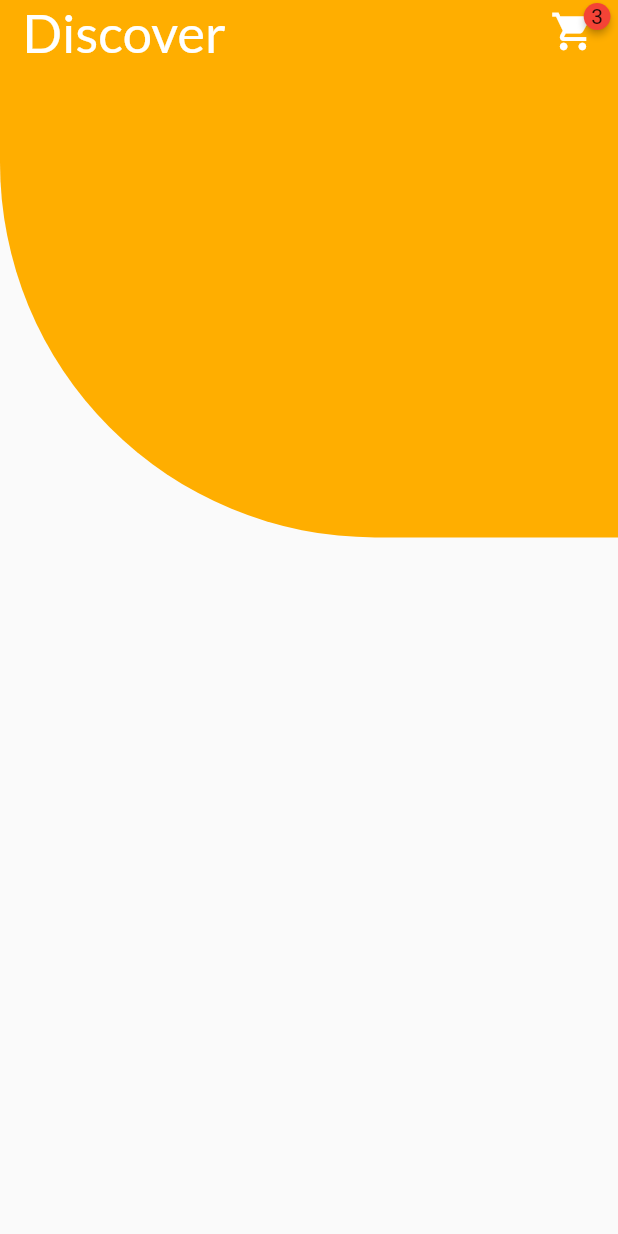
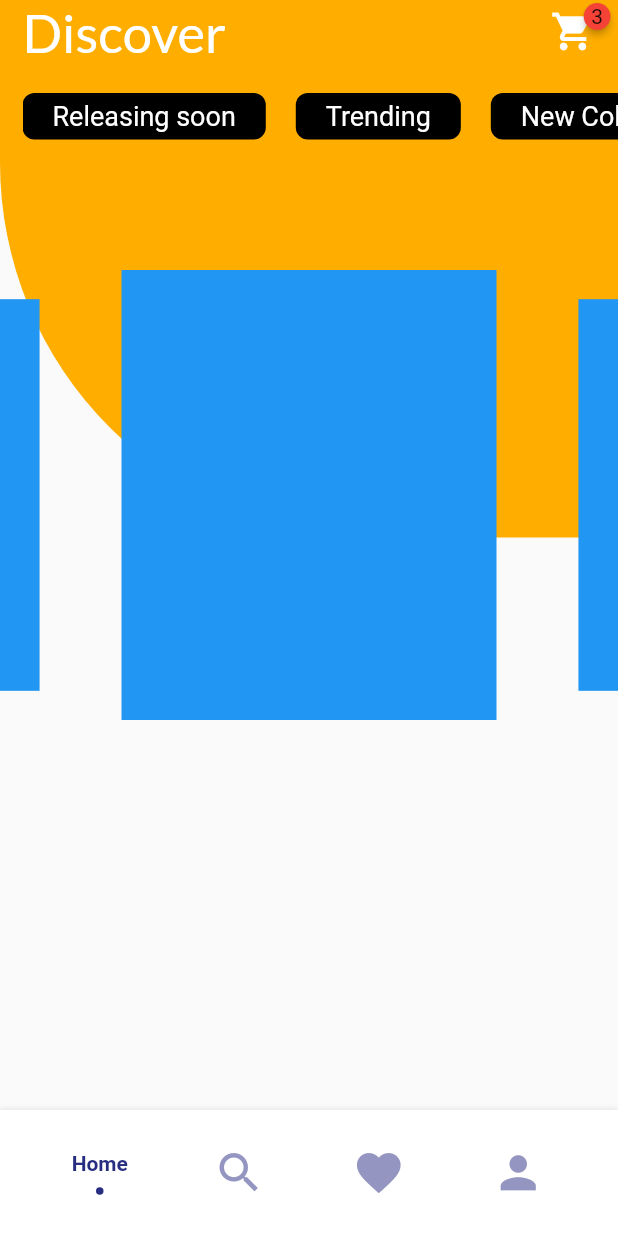
Before and after one commit to luonverak/Demo2-Flutter-6-7-, a Flutter app: the screen it shows after launch, on a phone screen of 412 x 824 dp. Run offline on Flutter 3.47's test engine with Material 2 defaults, Android fonts, the phone set to English and light mode, and no system bars; drawn by our look-alikes of badges, carousel_slider, flashy_tab_bar2.

Commit message:
code commit

```diff
--- a/lib/main.dart
+++ b/lib/main.dart
@@ -1,6 +1,6 @@
 import 'package:flutter/material.dart';
 
-import 'view/home_screen.dart';
+import 'view/home_page.dart';
 
 void main() {
   runApp(const MyApp());
@@ -13,7 +13,7 @@ class MyApp extends StatelessWidget {
   Widget build(BuildContext context) {
     return const MaterialApp(
       debugShowCheckedModeBanner: false,
-      home: HomeScreen(),
+      home: HomePage(),
     );
   }
 }
--- /dev/null
+++ b/lib/model/category_model.dart
@@ -0,0 +1,12 @@
+class CategoryModel {
+  final int id;
+  final String name;
+
+  CategoryModel({required this.id, required this.name});
+}
+
+final List<CategoryModel> listCategory = [
+  CategoryModel(id: 1, name: 'Releasing soon'),
+  CategoryModel(id: 2, name: 'Trending'),
+  CategoryModel(id: 3, name: 'New Collection'),
+];
--- /dev/null
+++ b/lib/view/home_page.dart
@@ -0,0 +1,62 @@
+import 'package:demo3/view/page_favorite.dart';
+import 'package:demo3/view/page_profile.dart';
+import 'package:demo3/view/page_search.dart';
+import 'package:flashy_tab_bar2/flashy_tab_bar2.dart';
+import 'package:flutter/material.dart';
+
+import 'home_screen.dart';
+
+class HomePage extends StatefulWidget {
+  const HomePage({super.key});
+
+  @override
+  State<HomePage> createState() => _HomePageState();
+}
+
+class _HomePageState extends State<HomePage> {
+  int _selectedIndex = 0;
+
+  final List tabItems = const [
+    HomeScreen(),
+    SearchPage(),
+    FavoritePage(),
+    ProfilePage()
+  ];
+  @override
+  Widget build(BuildContext context) {
+    return MaterialApp(
+      home: Scaffold(
+        body: Center(
+          child: tabItems[_selectedIndex],
+        ),
+        bottomNavigationBar: FlashyTabBar(
+          animationCurve: Curves.linear,
+          selectedIndex: _selectedIndex,
+          iconSize: 35,
+          showElevation: true,
+          onItemSelected: (index) => setState(() {
+            _selectedIndex = index;
+          }),
+          items: [
+            FlashyTabBarItem(
+              icon: const Icon(Icons.home),
+              title: const Text('Home'),
+            ),
+            FlashyTabBarItem(
+              icon: const Icon(Icons.search),
+              title: const Text('Search'),
+            ),
+            FlashyTabBarItem(
+              icon: const Icon(Icons.favorite),
+              title: const Text('Favorite'),
+            ),
+            FlashyTabBarItem(
+              icon: const Icon(Icons.person),
+              title: const Text('Profile'),
+            ),
+          ],
+        ),
+      ),
+    );
+  }
+}
--- a/lib/view/home_screen.dart
+++ b/lib/view/home_screen.dart
@@ -1,5 +1,8 @@
+import 'package:carousel_slider/carousel_slider.dart';
+import 'package:demo3/model/category_model.dart';
 import 'package:flutter/material.dart';
 import 'package:badges/badges.dart' as badges;
+import '../widget/category_widget.dart';
 import '../widget/color_item.dart';
 
 class HomeScreen extends StatelessWidget {
@@ -9,6 +12,8 @@ class HomeScreen extends StatelessWidget {
   Widget build(BuildContext context) {
     return Scaffold(
       body: Column(
+        children: [
+          Stack(
             children: [
               Container(
                 width: double.infinity,
@@ -20,8 +25,8 @@ class HomeScreen extends StatelessWidget {
                   ),
                 ),
                 child: ListView(
-              children: const [
-                Padding(
+                  children: [
+                    const Padding(
                       padding: EdgeInsets.only(left: 15, right: 15),
                       child: Row(
                         mainAxisAlignment: MainAxisAlignment.spaceBetween,
@@ -44,9 +49,50 @@ class HomeScreen extends StatelessWidget {
                           )
                         ],
                       ),
+                    ),
+                    Padding(
+                      padding: const EdgeInsets.only(left: 15, top: 20),
+                      child: SingleChildScrollView(
+                        scrollDirection: Axis.horizontal,
+                        child: Row(
+                          children: [
+                            for (int i = 0; i < listCategory.length; i++)
+                              CategoryWidget(
+                                categoryModel: listCategory[i],
+                              ),
+                          ],
+                        ),
+                      ),
+                    ),
+                  ],
+                ),
+              ),
+              Positioned(
+                child: Padding(
+                  padding: const EdgeInsets.only(top: 180),
+                  child: CarouselSlider(
+                    items: [
+                      Container(
+                        width: 250,
+                        color: Colors.blue,
                       )
                     ],
+                    options: CarouselOptions(
+                      height: 300,
+                      viewportFraction: 0.7,
+                      enableInfiniteScroll: true,
+                      autoPlay: true,
+                      autoPlayInterval: const Duration(seconds: 5),
+                      autoPlayAnimationDuration: const Duration(seconds: 5),
+                      autoPlayCurve: Curves.fastOutSlowIn,
+                      enlargeCenterPage: true,
+                      enlargeFactor: 0.3,
+                      scrollDirection: Axis.horizontal,
                     ),
+                  ),
+                ),
+              )
+            ],
           )
         ],
       ),
--- /dev/null
+++ b/lib/view/page_favorite.dart
@@ -0,0 +1,10 @@
+import 'package:flutter/material.dart';
+
+class FavoritePage extends StatelessWidget {
+  const FavoritePage({super.key});
+
+  @override
+  Widget build(BuildContext context) {
+    return const Placeholder();
+  }
+}
--- /dev/null
+++ b/lib/view/page_profile.dart
@@ -0,0 +1,10 @@
+import 'package:flutter/material.dart';
+
+class ProfilePage extends StatelessWidget {
+  const ProfilePage({super.key});
+
+  @override
+  Widget build(BuildContext context) {
+    return const Placeholder();
+  }
+}
--- /dev/null
+++ b/lib/view/page_search.dart
@@ -0,0 +1,10 @@
+import 'package:flutter/material.dart';
+
+class SearchPage extends StatelessWidget {
+  const SearchPage({super.key});
+
+  @override
+  Widget build(BuildContext context) {
+    return const Placeholder();
+  }
+}
--- /dev/null
+++ b/lib/widget/category_widget.dart
@@ -0,0 +1,27 @@
+import 'package:demo3/model/category_model.dart';
+import 'package:flutter/material.dart';
+
+class CategoryWidget extends StatelessWidget {
+  const CategoryWidget({super.key, required this.categoryModel});
+  final CategoryModel categoryModel;
+  @override
+  Widget build(BuildContext context) {
+    return Padding(
+      padding: const EdgeInsets.only(right: 20),
+      child: Container(
+        decoration: BoxDecoration(
+          borderRadius: BorderRadius.circular(8),
+          color: Colors.black,
+        ),
+        child: Padding(
+          padding:
+              const EdgeInsets.only(left: 20, right: 20, top: 5, bottom: 5),
+          child: Text(
+            categoryModel.name,
+            style: const TextStyle(color: Colors.white, fontSize: 18),
+          ),
+        ),
+      ),
+    );
+  }
+}
--- a/pubspec.yaml
+++ b/pubspec.yaml
@@ -36,6 +36,8 @@ dependencies:
   # Use with the CupertinoIcons class for iOS style icons.
   cupertino_icons: ^1.0.2
   badges: ^3.1.2
+  carousel_slider: ^4.2.1
+  flashy_tab_bar2: ^0.0.6
 
 dev_dependencies:
   flutter_test:
```
Also changed, not shown: pubspec.lock. Lines whose indentation alone changed are shown as unchanged.
